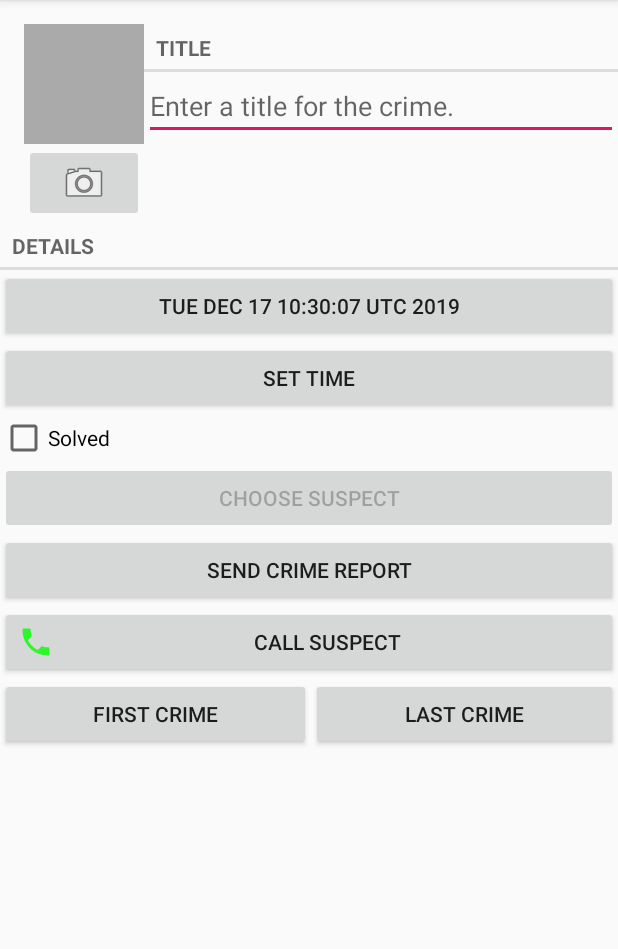
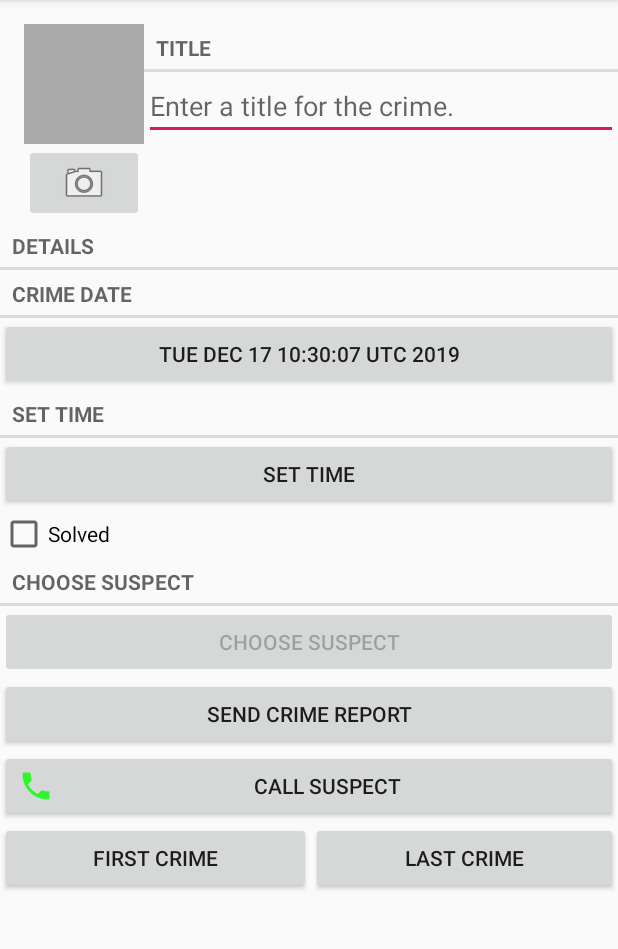
Before and after one commit to Nizar4790k/CriminalIntent, an Android app: the screen it shows after launch (CrimePagerActivity), after a tap on "NEW CRIME", on a phone screen of 412 x 824 dp, the part 84-1033 px from its top. Run offline under Robolectric (Android 15) with nearby library versions, the phone set to English and light mode, and no system bars.

Commit message:
cap18 finished

```diff
--- a/app/src/main/java/android/bignerdranch/com/CrimeFragment.java
+++ b/app/src/main/java/android/bignerdranch/com/CrimeFragment.java
@@ -247,7 +247,7 @@ public class CrimeFragment extends Fragment {
                 mGoToLast.setEnabled(false);
             }
 
-            mTimeButton.setText(R.string.time_button);
+            mTimeButton.setText(R.string.crime_time);
 
             mReportButton = view.findViewById(R.id.crime_report);
             mReportButton.setOnClickListener(new View.OnClickListener() {
@@ -436,14 +436,29 @@ public class CrimeFragment extends Fragment {
                 cursor.close();
             }
         } else if (requestCode == REQUEST_PHOTO) {
-        Uri uri = FileProvider.getUriForFile(getActivity(),
+            mPhotoView.postDelayed(new Runnable() {
+                @Override
+                public void run() {
+                    mPhotoButton.announceForAccessibility(getString(R.string.camera_get_back));
+                }
+            }, 1000L);
+
+
+
+            Uri uri = FileProvider.getUriForFile(getActivity(),
                 "com.bignerdranch.android.criminalintent.fileprovider",
                 mPhotoFile);
         getActivity().revokeUriPermission(uri,
                 Intent.FLAG_GRANT_WRITE_URI_PERMISSION);
         updateCrime();
         updatePhotoView(mPhotoView.getWidth(),mPhotoView.getHeight());
-    }
+
+
+
+
+
+
+        }
 
     }
 
@@ -517,15 +532,24 @@ public class CrimeFragment extends Fragment {
 
 
         return report;
+
+
     }
+
 
     private void updatePhotoView(int imageWidth, int imageHeight) {
         if (mPhotoFile == null || !mPhotoFile.exists()) {
             mPhotoView.setImageDrawable(null);
+            mPhotoView.setContentDescription(
+                    getString(R.string.crime_photo_no_image_description));
         } else {
             Bitmap bitmap = PictureUtils.getScaledBitmap(
                     mPhotoFile.getPath(), imageWidth,imageHeight);
             mPhotoView.setImageBitmap(bitmap);
+            mPhotoView.setContentDescription(
+                    getString(R.string.crime_photo_image_description));
+
+
         }
     }
 
@@ -534,6 +558,12 @@ public class CrimeFragment extends Fragment {
         mCallbacks.onCrimeUpdated(mCrime);
     }
 
+    @Override
+    public void onResume() {
+        super.onResume();
 
 
+
+
+    }
 }
--- a/app/src/main/java/android/bignerdranch/com/CrimeListFragment.java
+++ b/app/src/main/java/android/bignerdranch/com/CrimeListFragment.java
@@ -157,10 +157,13 @@ public class CrimeListFragment  extends Fragment {
                 }
 
                 public void bind(Crime crime) {
-                mCrime = crime;
-                mTitleTextView.setText(mCrime.getTitle());
-                mDateTextView.setText(mCrime.getDate().toString());
-                mSolvedImageView.setVisibility(crime.isSolved() ? View.VISIBLE: View.GONE);
+                    mCrime = crime;
+                    mTitleTextView.setText(mCrime.getTitle());
+                    mDateTextView.setText(mCrime.getDate().toString());
+                    mSolvedImageView.setVisibility(crime.isSolved() ? View.VISIBLE : View.GONE);
+
+                    String crimeStatus = mCrime.isSolved() ? getString(R.string.crime_report_solved) : getString(R.string.crime_report_unsolved);
+                    mSolvedImageView.setContentDescription(crimeStatus);
 
                 }
 
--- a/app/src/main/res/layout/empty_crimes.xml
+++ b/app/src/main/res/layout/empty_crimes.xml
@@ -1,6 +1,5 @@
 <?xml version="1.0" encoding="utf-8"?>
-<android.support.constraint.ConstraintLayout
-    xmlns:android="http://schemas.android.com/apk/res/android"
+<android.support.constraint.ConstraintLayout xmlns:android="http://schemas.android.com/apk/res/android"
     xmlns:app="http://schemas.android.com/apk/res-auto"
     xmlns:tools="http://schemas.android.com/tools"
     android:layout_width="match_parent"
--- a/app/src/main/res/layout/fragment_crime.xml
+++ b/app/src/main/res/layout/fragment_crime.xml
@@ -25,7 +25,10 @@
                 android:layout_height="80dp"
                 android:background="@android:color/darker_gray"
                 android:cropToPadding="true"
-                android:scaleType="centerInside">
+                android:scaleType="centerInside"
+                android:contentDescription="@string/crime_photo_no_image_description"
+                android:focusable="true"
+                >
 
 
             </ImageView>
@@ -35,7 +38,10 @@
                 android:layout_width="match_parent"
                 android:layout_height="wrap_content"
                 android:layout_weight="1"
-                android:src="@android:drawable/ic_menu_camera" />
+                android:src="@android:drawable/ic_menu_camera"
+                android:contentDescription="@string/crime_photo_button_description"
+
+                />
 
 
         </LinearLayout>
@@ -51,7 +57,9 @@
                 style="?android:listSeparatorTextViewStyle"
                 android:layout_width="match_parent"
                 android:layout_height="wrap_content"
-                android:text="@string/crime_title_label" />
+                android:text="@string/crime_title_label"
+                android:labelFor="@+id/crime_title"
+                />
 
             <EditText
                 android:id="@+id/crime_title"
@@ -73,16 +81,39 @@
         android:layout_height="wrap_content"
         android:text="@string/crime_details_label" />
 
+    <TextView
+        android:id="@+id/text_view_date"
+        style="?android:listSeparatorTextViewStyle"
+        android:layout_width="match_parent"
+        android:layout_height="wrap_content"
+        android:text="@string/crime_date"
+        android:labelFor="@+id/crime_date"
+         />
+
     <Button
         android:id="@+id/crime_date"
         android:layout_width="match_parent"
-        android:layout_height="wrap_content" />
+        android:layout_height="wrap_content"
+        android:text="@string/crime_date"
+
+
+        />
+
+    <TextView
+        android:id="@+id/text_view_time"
+        style="?android:listSeparatorTextViewStyle"
+        android:layout_width="match_parent"
+        android:layout_height="wrap_content"
+        android:text="@string/crime_time"
+        android:labelFor="@+id/crime_time"
+        />
 
     <Button
         android:id="@+id/crime_time"
         android:layout_width="match_parent"
         android:layout_height="wrap_content"
-        tools:text="@string/time_button" />
+
+        android:text="@string/crime_time" />
 
     <CheckBox
         android:id="@+id/crime_solved"
@@ -90,11 +121,21 @@
         android:layout_height="wrap_content"
         android:text="@string/crime_solved_label" />
 
+    <TextView
+        android:id="@+id/text_view_suspect"
+        style="?android:listSeparatorTextViewStyle"
+        android:layout_width="match_parent"
+        android:layout_height="wrap_content"
+        android:text="@string/crime_suspect_text"
+        android:labelFor="@+id/crime_suspect"
+        />
+
     <Button
         android:id="@+id/crime_suspect"
         android:layout_width="match_parent"
         android:layout_height="wrap_content"
-        android:text="@string/crime_suspect_text" />
+        android:text="@string/crime_suspect_text"
+        />
 
     <Button
         android:id="@+id/crime_report"
--- a/app/src/main/res/values/strings.xml
+++ b/app/src/main/res/values/strings.xml
@@ -14,7 +14,7 @@
     <string name="first_crime">First Crime</string>
     <string name="date_picker_title">Date of crime:</string>
     <string name="date_picker_time">Time of the crime</string>
-    <string name="time_button">Set time</string>
+    <string name="crime_time">Set time</string>
 
     <string name="new_crime">New Crime</string>
     <string name="show_subtitle">Show Subtitle</string>
@@ -50,6 +50,15 @@
 
     <string name="call_suspect">Call suspect</string>
 
+    <string name="crime_photo_button_description">Take photo of crime scene</string>
+    <string name="crime_photo_no_image_description">
+Crime scene photo (not set)
+ </string>
+    <string name="crime_photo_image_description">Crime scene photo (set)</string>
+
+    <string name="camera_get_back">You have come from Camera App</string>
+
+
 
 
 
```
Also changed, not shown: 1 other file.
